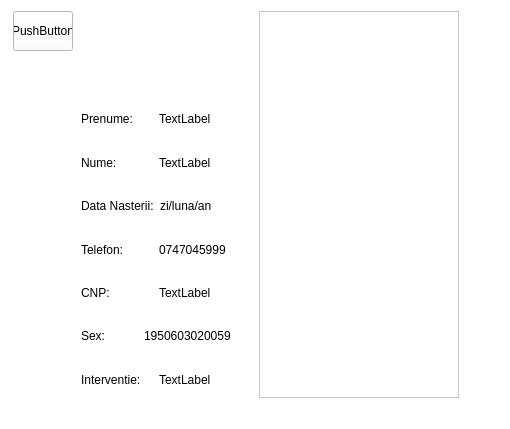
Old version of the form view.ui in the repository Freq95/AplicatieMedicala.
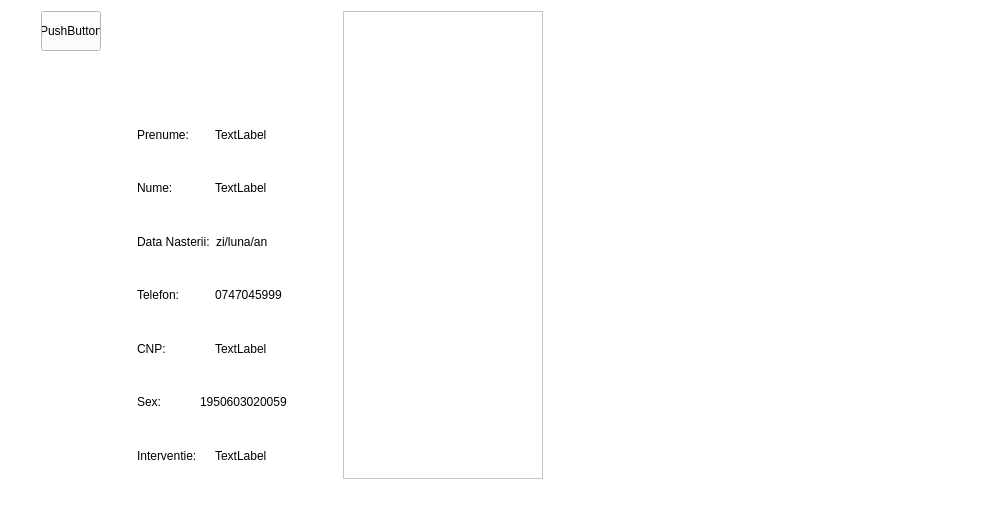
New version of the form. Icons and pictures are not drawn.

What changed in the file:
```diff
--- a/view.ui
+++ b/view.ui
@@ -6,8 +6,8 @@
    <rect>
     <x>0</x>
     <y>0</y>
-    <width>510</width>
-    <height>429</height>
+    <width>1000</width>
+    <height>510</height>
    </rect>
   </property>
   <property name="minimumSize">
@@ -18,7 +18,7 @@
   </property>
   <property name="maximumSize">
    <size>
-    <width>510</width>
+    <width>1000</width>
     <height>510</height>
    </size>
   </property>
@@ -359,59 +359,7 @@
   <property name="windowTitle">
    <string>Form</string>
   </property>
-  <layout class="QGridLayout" name="gridLayout_2">
-   <item row="0" column="1">
-    <layout class="QHBoxLayout" name="horizontalLayout">
-     <item>
-      <spacer name="verticalSpacer">
-       <property name="orientation">
-        <enum>Qt::Vertical</enum>
-       </property>
-       <property name="sizeHint" stdset="0">
-        <size>
-         <width>20</width>
-         <height>40</height>
-        </size>
-       </property>
-      </spacer>
-     </item>
-     <item>
-      <widget class="QListWidget" name="listWidget">
-       <property name="sizePolicy">
-        <sizepolicy hsizetype="Preferred" vsizetype="Preferred">
-         <horstretch>0</horstretch>
-         <verstretch>0</verstretch>
-        </sizepolicy>
-       </property>
-       <property name="minimumSize">
-        <size>
-         <width>200</width>
-         <height>0</height>
-        </size>
-       </property>
-       <property name="maximumSize">
-        <size>
-         <width>200</width>
-         <height>16777215</height>
-        </size>
-       </property>
-      </widget>
-     </item>
-     <item>
-      <spacer name="verticalSpacer_2">
-       <property name="orientation">
-        <enum>Qt::Vertical</enum>
-       </property>
-       <property name="sizeHint" stdset="0">
-        <size>
-         <width>40</width>
-         <height>40</height>
-        </size>
-       </property>
-      </spacer>
-     </item>
-    </layout>
-   </item>
+  <layout class="QGridLayout" name="gridLayout_4">
    <item row="0" column="0">
     <layout class="QGridLayout" name="gridLayout">
      <item row="2" column="1">
@@ -583,6 +531,81 @@
      </item>
     </layout>
    </item>
+   <item row="0" column="1">
+    <layout class="QHBoxLayout" name="horizontalLayout">
+     <item>
+      <spacer name="verticalSpacer">
+       <property name="orientation">
+        <enum>Qt::Vertical</enum>
+       </property>
+       <property name="sizeHint" stdset="0">
+        <size>
+         <width>20</width>
+         <height>40</height>
+        </size>
+       </property>
+      </spacer>
+     </item>
+     <item>
+      <widget class="QListWidget" name="listWidget">
+       <property name="sizePolicy">
+        <sizepolicy hsizetype="Preferred" vsizetype="Preferred">
+         <horstretch>0</horstretch>
+         <verstretch>0</verstretch>
+        </sizepolicy>
+       </property>
+       <property name="minimumSize">
+        <size>
+         <width>200</width>
+         <height>0</height>
+        </size>
+       </property>
+       <property name="maximumSize">
+        <size>
+         <width>200</width>
+         <height>16777215</height>
+        </size>
+       </property>
+      </widget>
+     </item>
+     <item>
+      <spacer name="verticalSpacer_2">
+       <property name="orientation">
+        <enum>Qt::Vertical</enum>
+       </property>
+       <property name="sizeHint" stdset="0">
+        <size>
+         <width>40</width>
+         <height>40</height>
+        </size>
+       </property>
+      </spacer>
+     </item>
+    </layout>
+   </item>
+   <item row="0" column="2">
+    <layout class="QGridLayout" name="gridLayout_2">
+     <item row="0" column="0">
+      <widget class="QLabel" name="label_16">
+       <property name="minimumSize">
+        <size>
+         <width>400</width>
+         <height>350</height>
+        </size>
+       </property>
+       <property name="text">
+        <string/>
+       </property>
+       <property name="pixmap">
+        <pixmap>icons/Photo-icon.png</pixmap>
+       </property>
+       <property name="scaledContents">
+        <bool>true</bool>
+       </property>
+      </widget>
+     </item>
+    </layout>
+   </item>
    <item row="1" column="0">
     <spacer name="horizontalSpacer">
      <property name="orientation">
```
